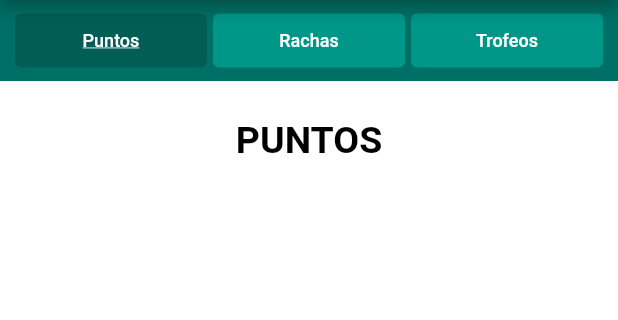
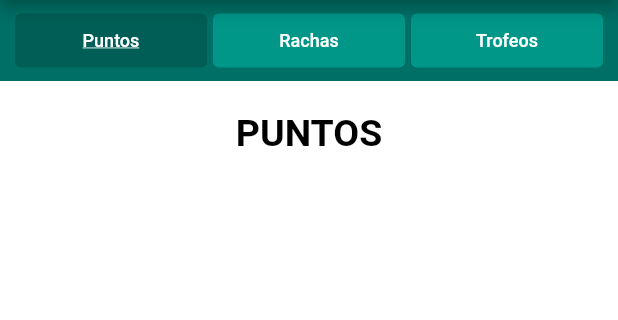
Before and after one commit to joaquinsolla/Encasillado, a Flutter app: the Markers screen opened by its route, on a phone screen of 412 x 824 dp, the part 84-404 px from its top. Run offline on Flutter 3.47's test engine with Material 2 defaults, Android fonts, the phone set to English and light mode, and no system bars; our stand-ins replace another_flushbar, charts_flutter, cloud_firestore, firebase_core, flutter_local_notifications, google_mobile_ads and 3 more; missing offline and left inert: mailto, new_version, slide_countdown_clock, social_share, twitter_intent; accounts and stored records are empty; network calls fail; Roboto replaces fonts that are missing (RaleWay).

Commit message:
Markers page updated. Trophies and stats page updated.

```diff
--- a/lib/pages/markers.dart
+++ b/lib/pages/markers.dart
@@ -168,12 +168,12 @@ class _MarkersState extends State<Markers> {
 
               Expanded(child: Container(
                 alignment: Alignment.topCenter,
-                margin: const EdgeInsets.fromLTRB(30.0, 20.0, 30.0, 0.0),
+                margin: const EdgeInsets.fromLTRB(30.0, 0.0, 30.0, 0.0),
                 child: ListView(
                   addAutomaticKeepAlives: true,
                   children: [
                     SizedBox(
-                      height: 5,
+                      height: 20,
                     ),
                     Text(
                       "PUNTOS",
@@ -284,12 +284,12 @@ class _MarkersState extends State<Markers> {
 
               Expanded(child: Container(
                 alignment: Alignment.topCenter,
-                margin: const EdgeInsets.fromLTRB(30.0, 20.0, 30.0, 0.0),
+                margin: const EdgeInsets.fromLTRB(30.0, 0.0, 30.0, 0.0),
                 child: ListView(
                   addAutomaticKeepAlives: true,
                   children: [
                     SizedBox(
-                      height: 5,
+                      height: 20,
                     ),
                     Text(
                       "RACHAS",
@@ -401,12 +401,12 @@ class _MarkersState extends State<Markers> {
 
                 Expanded(child: Container(
                   alignment: Alignment.topCenter,
-                  margin: const EdgeInsets.fromLTRB(30.0, 20.0, 30.0, 0.0),
+                  margin: const EdgeInsets.fromLTRB(30.0, 0.0, 30.0, 0.0),
                   child: ListView(
                     addAutomaticKeepAlives: true,
                     children: [
                       SizedBox(
-                        height: 5,
+                        height: 20,
                       ),
                       Text(
                         "TROFEOS",
```
Also changed, not shown: TO-DO.txt (+7 -3 lines), lib/pages/trophies_stats.dart (+4 -4 lines).
